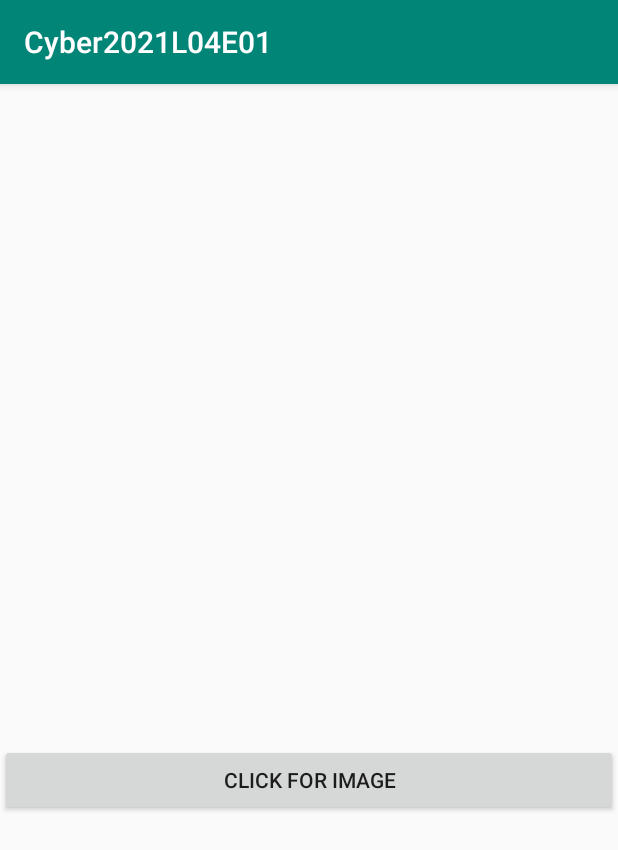
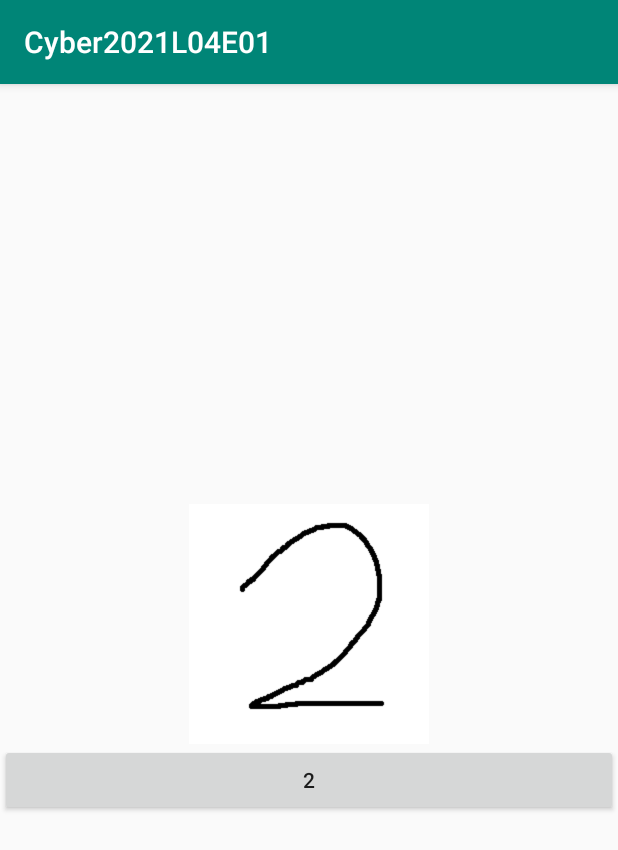
Before and after one commit to Leo40Git/Cyber2021L04E01, an Android app: the screen it shows after launch (MainActivity), after a tap on "CLICK FOR IMAGE", on a phone screen of 412 x 824 dp. Shown: the top 850 px of the screen. Run offline under Robolectric (Android 15) with nearby library versions, the phone set to English and light mode, and no system bars.

```diff
--- a/app/src/main/java/com/leo/cyber2021l04e01/MainActivity.java
+++ b/app/src/main/java/com/leo/cyber2021l04e01/MainActivity.java
@@ -2,12 +2,40 @@ package com.leo.cyber2021l04e01;
 
 import android.support.v7.app.AppCompatActivity;
 import android.os.Bundle;
+import android.view.View;
+import android.widget.Button;
+import android.widget.ImageView;
+
+import java.util.Random;
 
 public class MainActivity extends AppCompatActivity {
+
+    private Random rnd;
+    private Button button;
+    private ImageView imageView;
 
     @Override
     protected void onCreate(Bundle savedInstanceState) {
         super.onCreate(savedInstanceState);
         setContentView(R.layout.activity_main);
+        rnd = new Random();
+        button = findViewById(R.id.button);
+        imageView = findViewById(R.id.imageView);
+    }
+
+    public void onButtonClick(View view) {
+        int index = rnd.nextInt(3);
+        button.setText(Integer.toString(index + 1));
+        switch (index) {
+            case 0:
+                imageView.setImageResource(R.drawable.img1);
+                break;
+            case 1:
+                imageView.setImageResource(R.drawable.img2);
+                break;
+            case 2:
+                imageView.setImageResource(R.drawable.img3);
+                break;
+        }
     }
 }
```
